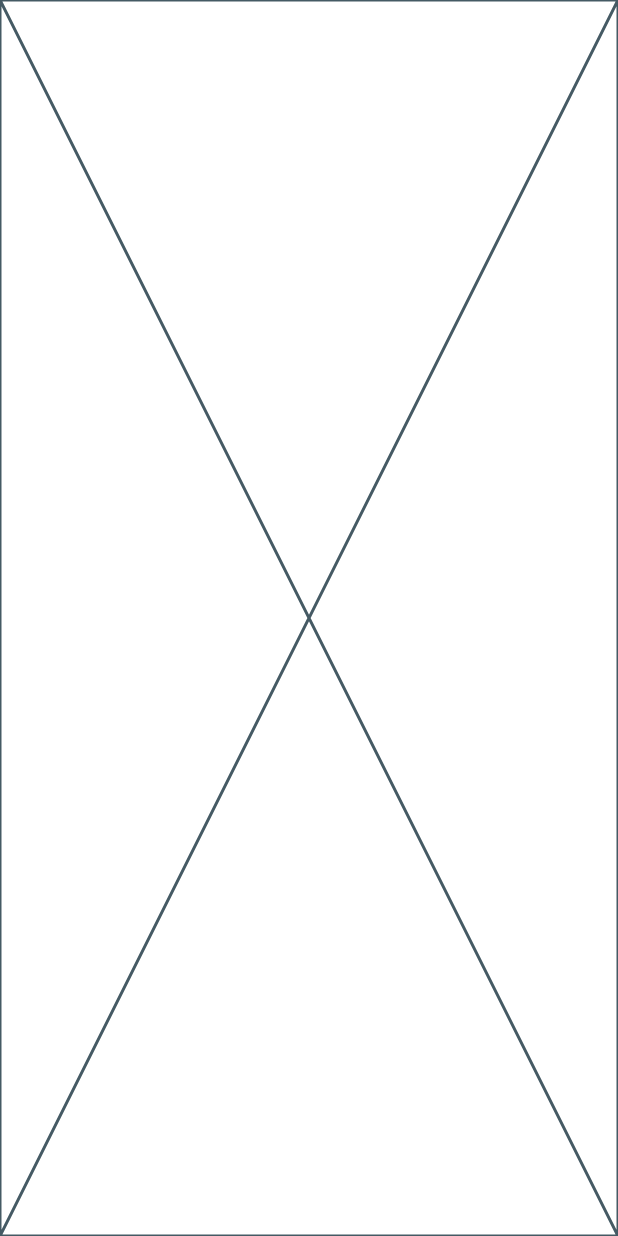
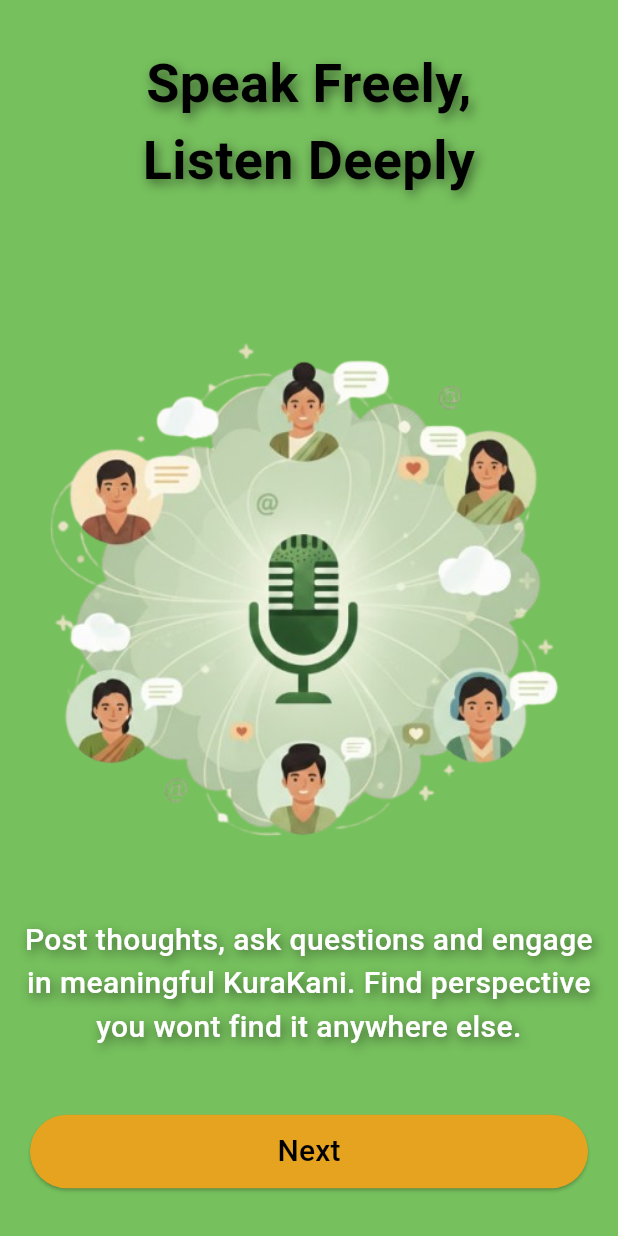
Before and after one commit to aryan123jung/ChautariKuraKani, a Flutter app: the screen it shows after launch, after a tap on "Next", on a phone screen of 412 x 824 dp. Run offline on Flutter 3.47's test engine with Material 3 defaults, Android fonts, the phone set to English and light mode, and no system bars; our stand-ins replace lottie, pin_code_fields.

Commit message:
onboarding three

```diff
--- a/lib/app.dart
+++ b/lib/app.dart
@@ -1,5 +1,5 @@
-import 'package:chautari_kurakani/screens/onboarding/onboarding_one.dart';
-// import 'package:chautari_kurakani/screens/splash_screen.dart';
+// import 'package:chautari_kurakani/screens/onboarding/onboarding_one.dart';
+import 'package:chautari_kurakani/screens/splash_screen.dart';
 import 'package:flutter/material.dart';
 
 class App extends StatelessWidget {
@@ -10,8 +10,8 @@ class App extends StatelessWidget {
     return MaterialApp(
       color: const Color(0xFF76C05D),
       debugShowCheckedModeBanner: false,
-      // home: SplashScreen(),
-      home: OnboardingOne(),
+      home: SplashScreen(),
+      // home: OnboardingOne(),
     );
   }
 }
--- /dev/null
+++ b/lib/screens/onboarding/onboarding_three.dart
@@ -0,0 +1,15 @@
+import 'package:flutter/material.dart';
+
+class OnboardingThree extends StatefulWidget {
+  const OnboardingThree({super.key});
+
+  @override
+  State<OnboardingThree> createState() => _OnboardingThreeState();
+}
+
+class _OnboardingThreeState extends State<OnboardingThree> {
+  @override
+  Widget build(BuildContext context) {
+    return const Placeholder();
+  }
+}
--- a/lib/screens/onboarding/onboarding_two.dart
+++ b/lib/screens/onboarding/onboarding_two.dart
@@ -1,3 +1,5 @@
+import 'package:chautari_kurakani/screens/onboarding/onboarding_three.dart';
+import 'package:chautari_kurakani/widgets/my_floating_button.dart';
 import 'package:flutter/material.dart';
 
 class OnboardingTwo extends StatefulWidget {
@@ -10,6 +12,71 @@ class OnboardingTwo extends StatefulWidget {
 class _OnboardingTwoState extends State<OnboardingTwo> {
   @override
   Widget build(BuildContext context) {
-    return const Placeholder();
+    return Scaffold(
+      backgroundColor: const Color(0xFF76C05D),
+      body: SafeArea(child: Column(
+        children: [
+              SizedBox(height: 30,),
+
+              Text(
+                "Speak Freely,\nListen Deeply",
+                style: TextStyle(
+                  shadows: [
+                    Shadow(
+                      color: Colors.black.withValues(alpha: 0.5),
+                      blurRadius: 9,
+                      offset: const Offset(2, 3),
+                    ),
+                  ],
+                  fontSize: 36,
+                  fontWeight: FontWeight.bold,
+                  color: Colors.black,
+                ),
+                textAlign: TextAlign.center,
+              ),
+
+
+
+          SizedBox(height: 50,),
+          Image.asset("assets/images/splash_two.png"),
+
+
+          Padding(
+              padding: const EdgeInsets.all(14.0),
+              child: Text(
+                "Post thoughts, ask questions and engage in meaningful KuraKani. Find perspective you wont find it anywhere else.",
+                style: TextStyle(
+                  shadows: [
+                    Shadow(
+                      color: Colors.black.withValues(alpha: 0.5),
+                      blurRadius: 9,
+                      offset: const Offset(2, 3),
+                    ),
+                  ],
+                  fontSize: 20,
+                  fontWeight: FontWeight.w500,
+                  color: Colors.white,
+                ),
+                textAlign: TextAlign.center,
+              ),
+            ),
+
+
+            SizedBox(height: 10),
+
+            Padding(
+              padding: const EdgeInsets.all(20.0),
+              child: MyFloatingButton(
+
+                onPressed: () {
+                  Navigator.push(context, MaterialPageRoute(builder: (context)=>OnboardingThree()));
+                },
+                text: "Next",
+                color: const Color.fromARGB(255, 229, 163, 32),
+              ),
+            ),
+        ],
+      )),
+    );
   }
 }
--- a/lib/screens/splash_screen.dart
+++ b/lib/screens/splash_screen.dart
@@ -1,7 +1,8 @@
 import 'dart:async';
+import 'package:chautari_kurakani/screens/onboarding/onboarding_one.dart';
 import 'package:flutter/material.dart';
 import 'package:lottie/lottie.dart';
-import 'package:chautari_kurakani/screens/login_screen.dart';
+// import 'package:chautari_kurakani/screens/login_screen.dart';
 
 class SplashScreen extends StatefulWidget {
   const SplashScreen({super.key});
@@ -32,7 +33,7 @@ class _SplashScreenState extends State<SplashScreen> with TickerProviderStateMix
     Timer(const Duration(seconds: 4), () {
       Navigator.pushReplacement(
         context,
-        MaterialPageRoute(builder: (_) => const LoginScreen()),
+        MaterialPageRoute(builder: (_) => const OnboardingOne()),
       );
     });
   }
```
Also changed, not shown: assets/images/onboarding_two.png (added), assets/images/splash_two.png (added).
